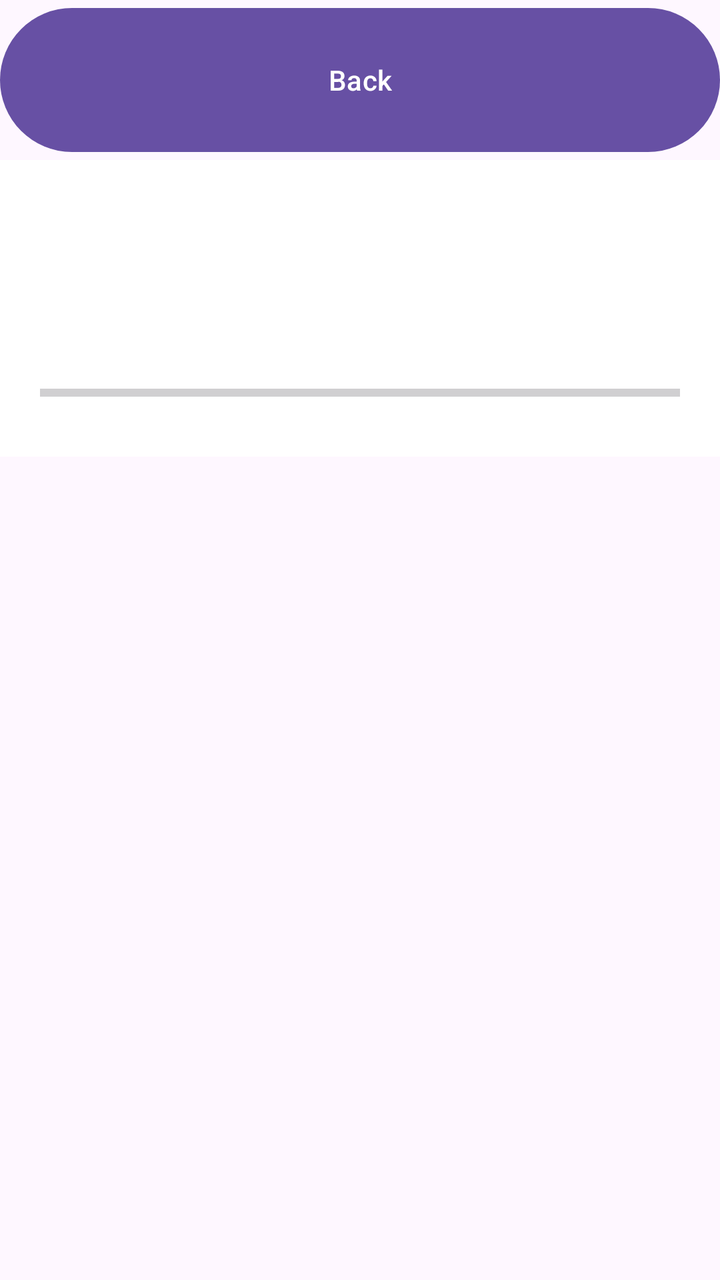
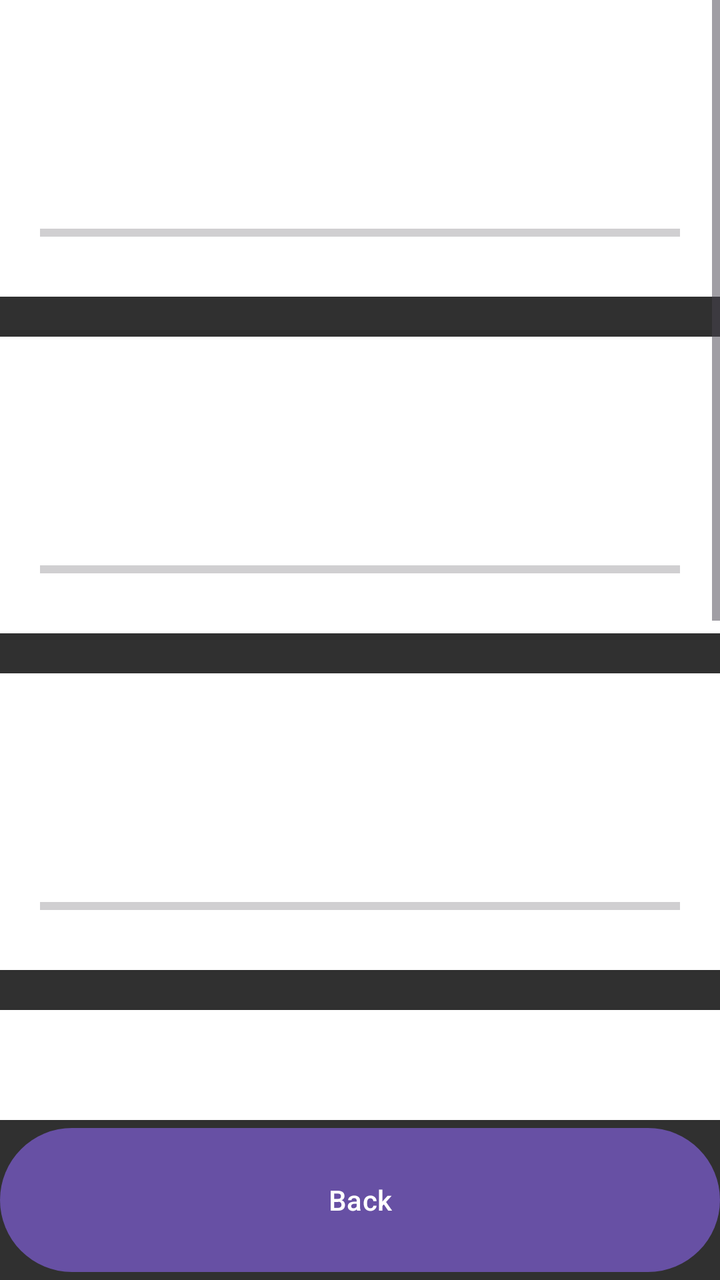

Screens rendered from an Android XML layout before and after an edit, with the pre-edit source and the edit as a unified diff.
<!-- AndroidManifest.xml: application theme Theme.Application -->
<!-- res/layout/activity_medicine.xml -->
<?xml version="1.0" encoding="utf-8"?>
<androidx.constraintlayout.widget.ConstraintLayout xmlns:android="http://schemas.android.com/apk/res/android"
    xmlns:app="http://schemas.android.com/apk/res-auto"
    xmlns:tools="http://schemas.android.com/tools"
    android:layout_width="match_parent"
    android:layout_height="match_parent">

    <LinearLayout
        android:layout_width="match_parent"
        android:layout_height="match_parent"
        android:orientation="vertical">

        <Button
            android:id="@+id/buttonBack"
            android:layout_width="match_parent"
            android:layout_height="80dp"
            android:text="@string/back" />

        <ScrollView
            android:layout_width="match_parent"
            android:layout_height="match_parent">

            <LinearLayout
                android:layout_width="match_parent"
                android:layout_height="wrap_content"
                android:orientation="vertical">

                <LinearLayout
                    android:layout_width="match_parent"
                    android:layout_height="wrap_content"
                    android:layout_marginBottom="20dp"
                    android:background="@color/white"
                    android:orientation="vertical"
                    android:padding="20dp">

                    <TextView
                        android:id="@+id/textName1"
                        android:layout_width="match_parent"
                        android:layout_height="wrap_content"
                        android:textColor="@color/black"
                        android:textSize="26sp"
                        android:textStyle="bold" />

                    <TextView
                        android:id="@+id/textStatus1"
                        android:layout_width="match_parent"
                        android:layout_height="wrap_content"
                        android:layout_marginTop="8dp"
                        android:layout_marginBottom="12dp"
                        android:textColor="@color/grey"
                        android:textSize="22sp" />

                    <ProgressBar
                        android:id="@+id/progress1"
                        style="?android:attr/progressBarStyleHorizontal"
                        android:layout_width="match_parent"
                        android:layout_height="24dp"
                        android:max="100" />
                </LinearLayout>
            </LinearLayout>
        </ScrollView>
    </LinearLayout>
</androidx.constraintlayout.widget.ConstraintLayout>
<!-- resources referenced by this layout -->
<resources>
  <color name="black">#FF000000</color>
  <color name="grey">#FF424242</color>
  <color name="white">#FFFFFFFF</color>
  <string name="back">Back</string>
  <style name="Theme.Application" parent="Base.Theme.Application" />
  <style name="Base.Theme.Application" parent="Theme.Material3.DayNight.NoActionBar">
          
          
      </style>
</resources>

<!-- the commit's change to res/layout/activity_medicine.xml (unified diff, before → after) -->
@@ -3,61 +3,232 @@
     xmlns:app="http://schemas.android.com/apk/res-auto"
     xmlns:tools="http://schemas.android.com/tools"
     android:layout_width="match_parent"
-    android:layout_height="match_parent">
-
-    <LinearLayout
-        android:layout_width="match_parent"
-        android:layout_height="match_parent"
-        android:orientation="vertical">
-
-        <Button
-            android:id="@+id/buttonBack"
+    android:layout_height="match_parent"
+    android:fitsSystemWindows="true"
+    tools:context=".MedicineActivity">
+
+    
+    <ScrollView
+        android:id="@+id/scrollOrders"
+        android:layout_width="0dp"
+        android:layout_height="0dp"
+        app:layout_constraintTop_toTopOf="parent"
+        app:layout_constraintBottom_toTopOf="@id/buttonBack"
+        app:layout_constraintStart_toStartOf="parent"
+        app:layout_constraintEnd_toEndOf="parent">
+
+        <LinearLayout
             android:layout_width="match_parent"
-            android:layout_height="80dp"
-            android:text="@string/back" />
-
-        <ScrollView
-            android:layout_width="match_parent"
-            android:layout_height="match_parent">
-
-            <LinearLayout
-                android:layout_width="match_parent"
-                android:layout_height="wrap_content"
-                android:orientation="vertical">
-
-                <LinearLayout
-                    android:layout_width="match_parent"
-                    android:layout_height="wrap_content"
-                    android:layout_marginBottom="20dp"
-                    android:background="@color/white"
-                    android:orientation="vertical"
-                    android:padding="20dp">
-
-                    <TextView
-                        android:id="@+id/textName1"
-                        android:layout_width="match_parent"
-                        android:layout_height="wrap_content"
-                        android:textColor="@color/black"
-                        android:textSize="26sp"
-                        android:textStyle="bold" />
-
-                    <TextView
-                        android:id="@+id/textStatus1"
-                        android:layout_width="match_parent"
-                        android:layout_height="wrap_content"
-                        android:layout_marginTop="8dp"
-                        android:layout_marginBottom="12dp"
-                        android:textColor="@color/grey"
-                        android:textSize="22sp" />
-
-                    <ProgressBar
-                        android:id="@+id/progress1"
-                        style="?android:attr/progressBarStyleHorizontal"
-                        android:layout_width="match_parent"
-                        android:layout_height="24dp"
-                        android:max="100" />
-                </LinearLayout>
-            </LinearLayout>
-        </ScrollView>
-    </LinearLayout>
+            android:layout_height="wrap_content"
+            android:orientation="vertical">
+
+            <LinearLayout
+                android:layout_width="match_parent"
+                android:layout_height="wrap_content"
+                android:layout_marginBottom="20dp"
+                android:background="@color/white"
+                android:orientation="vertical"
+                android:padding="20dp">
+
+                <TextView
+                    android:id="@+id/textName1"
+                    android:layout_width="match_parent"
+                    android:layout_height="wrap_content"
+                    android:textColor="@color/black"
+                    android:textSize="26sp"
+                    android:textStyle="bold" />
+
+                <TextView
+                    android:id="@+id/textStatus1"
+                    android:layout_width="match_parent"
+                    android:layout_height="wrap_content"
+                    android:layout_marginTop="8dp"
+                    android:layout_marginBottom="12dp"
+                    android:textColor="@color/grey"
+                    android:textSize="22sp" />
+
+                <ProgressBar
+                    android:id="@+id/progress1"
+                    style="?android:attr/progressBarStyleHorizontal"
+                    android:layout_width="match_parent"
+                    android:layout_height="24dp"
+                    android:max="100" />
+            </LinearLayout>
+
+            <LinearLayout
+                android:layout_width="match_parent"
+                android:layout_height="wrap_content"
+                android:layout_marginBottom="20dp"
+                android:background="@color/white"
+                android:orientation="vertical"
+                android:padding="20dp">
+
+                <TextView
+                    android:id="@+id/textName2"
+                    android:layout_width="match_parent"
+                    android:layout_height="wrap_content"
+                    android:textColor="@color/black"
+                    android:textSize="26sp"
+                    android:textStyle="bold" />
+
+                <TextView
+                    android:id="@+id/textStatus2"
+                    android:layout_width="match_parent"
+                    android:layout_height="wrap_content"
+                    android:layout_marginTop="8dp"
+                    android:layout_marginBottom="12dp"
+                    android:textColor="@color/grey"
+                    android:textSize="22sp" />
+
+                <ProgressBar
+                    android:id="@+id/progress2"
+                    style="?android:attr/progressBarStyleHorizontal"
+                    android:layout_width="match_parent"
+                    android:layout_height="24dp"
+                    android:max="100" />
+            </LinearLayout>
+
+            <LinearLayout
+                android:layout_width="match_parent"
+                android:layout_height="wrap_content"
+                android:layout_marginBottom="20dp"
+                android:background="@color/white"
+                android:orientation="vertical"
+                android:padding="20dp">
+
+                <TextView
+                    android:id="@+id/textName3"
+                    android:layout_width="match_parent"
+                    android:layout_height="wrap_content"
+                    android:textColor="@color/black"
+                    android:textSize="26sp"
+                    android:textStyle="bold" />
+
+                <TextView
+                    android:id="@+id/textStatus3"
+                    android:layout_width="match_parent"
+                    android:layout_height="wrap_content"
+                    android:layout_marginTop="8dp"
+                    android:layout_marginBottom="12dp"
+                    android:textColor="@color/grey"
+                    android:textSize="22sp" />
+
+                <ProgressBar
+                    android:id="@+id/progress3"
+                    style="?android:attr/progressBarStyleHorizontal"
+                    android:layout_width="match_parent"
+                    android:layout_height="24dp"
+                    android:max="100" />
+            </LinearLayout>
+
+            <LinearLayout
+                android:layout_width="match_parent"
+                android:layout_height="wrap_content"
+                android:layout_marginBottom="20dp"
+                android:background="@color/white"
+                android:orientation="vertical"
+                android:padding="20dp">
+
+                <TextView
+                    android:id="@+id/textName4"
+                    android:layout_width="match_parent"
+                    android:layout_height="wrap_content"
+                    android:textColor="@color/black"
+                    android:textSize="26sp"
+                    android:textStyle="bold" />
+
+                <TextView
+                    android:id="@+id/textStatus4"
+                    android:layout_width="match_parent"
+                    android:layout_height="wrap_content"
+                    android:layout_marginTop="8dp"
+                    android:layout_marginBottom="12dp"
+                    android:textColor="@color/grey"
+                    android:textSize="22sp" />
+
+                <ProgressBar
+                    android:id="@+id/progress4"
+                    style="?android:attr/progressBarStyleHorizontal"
+                    android:layout_width="match_parent"
+                    android:layout_height="24dp"
+                    android:max="100" />
+            </LinearLayout>
+
+            <LinearLayout
+                android:layout_width="match_parent"
+                android:layout_height="wrap_content"
+                android:layout_marginBottom="20dp"
+                android:background="@color/white"
+                android:orientation="vertical"
+                android:padding="20dp">
+
+                <TextView
+                    android:id="@+id/textName5"
+                    android:layout_width="match_parent"
+                    android:layout_height="wrap_content"
+                    android:textColor="@color/black"
+                    android:textSize="26sp"
+                    android:textStyle="bold" />
+
+                <TextView
+                    android:id="@+id/textStatus5"
+                    android:layout_width="match_parent"
+                    android:layout_height="wrap_content"
+                    android:layout_marginTop="8dp"
+                    android:layout_marginBottom="12dp"
+                    android:textColor="@color/grey"
+                    android:textSize="22sp" />
+
+                <ProgressBar
+                    android:id="@+id/progress5"
+                    style="?android:attr/progressBarStyleHorizontal"
+                    android:layout_width="match_parent"
+                    android:layout_height="24dp"
+                    android:max="100" />
+            </LinearLayout>
+
+            <LinearLayout
+                android:layout_width="match_parent"
+                android:layout_height="wrap_content"
+                android:layout_marginBottom="20dp"
+                android:background="@color/white"
+                android:orientation="vertical"
+                android:padding="20dp">
+
+                <TextView
+                    android:id="@+id/textName6"
+                    android:layout_width="match_parent"
+                    android:layout_height="wrap_content"
+                    android:textColor="@color/black"
+                    android:textSize="26sp"
+                    android:textStyle="bold" />
+
+                <TextView
+                    android:id="@+id/textStatus6"
+                    android:layout_width="match_parent"
+                    android:layout_height="wrap_content"
+                    android:layout_marginTop="8dp"
+                    android:layout_marginBottom="12dp"
+                    android:textColor="@color/grey"
+                    android:textSize="22sp" />
+
+                <ProgressBar
+                    android:id="@+id/progress6"
+                    style="?android:attr/progressBarStyleHorizontal"
+                    android:layout_width="match_parent"
+                    android:layout_height="24dp"
+                    android:max="100" />
+            </LinearLayout>
+        </LinearLayout>
+    </ScrollView>
+
+    <Button
+        android:id="@+id/buttonBack"
+        android:layout_width="0dp"
+        android:layout_height="80dp"
+        android:text="@string/back"
+        app:layout_constraintBottom_toBottomOf="parent"
+        app:layout_constraintStart_toStartOf="parent"
+        app:layout_constraintEnd_toEndOf="parent" />
+
 </androidx.constraintlayout.widget.ConstraintLayout>
<!-- resource entries referenced after the edit -->
@@ -8,6 +8,11 @@
   <style name="Base.Theme.Application" parent="Theme.Material3.DayNight.NoActionBar">
           
           
+          
+          <item name="android:windowBackground">@color/dark_grey</item>
+          <item name="android:windowLightStatusBar">false</item>
+          <item name="android:windowLightNavigationBar" tools:targetApi="27">false</item>
       </style>
+  <color name="dark_grey">#FF303030</color>
 </resources>
 
